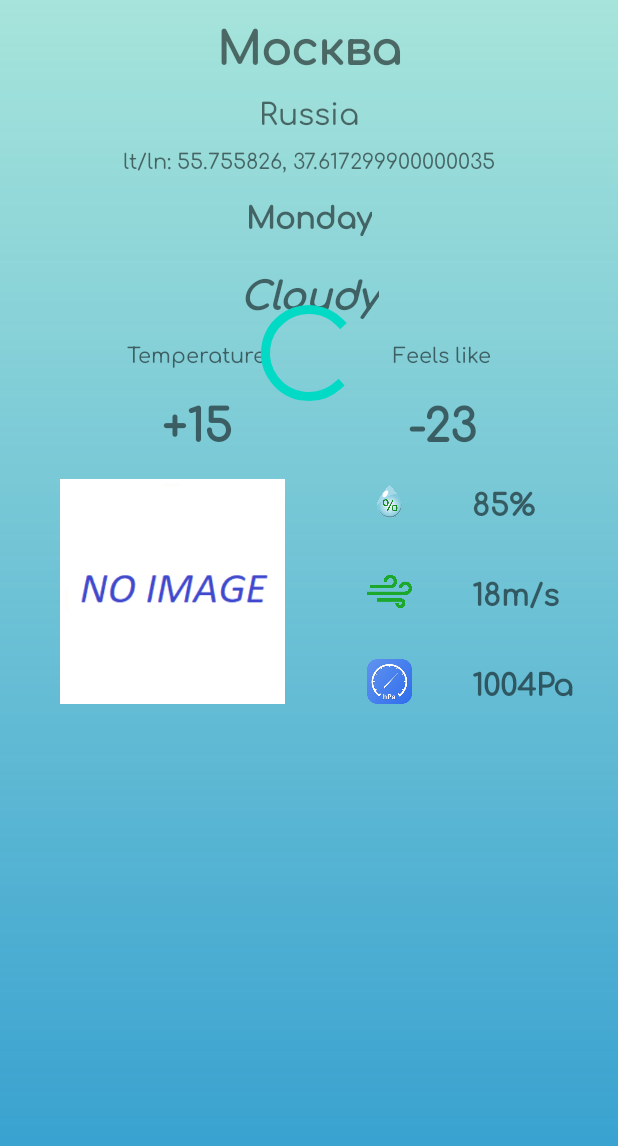
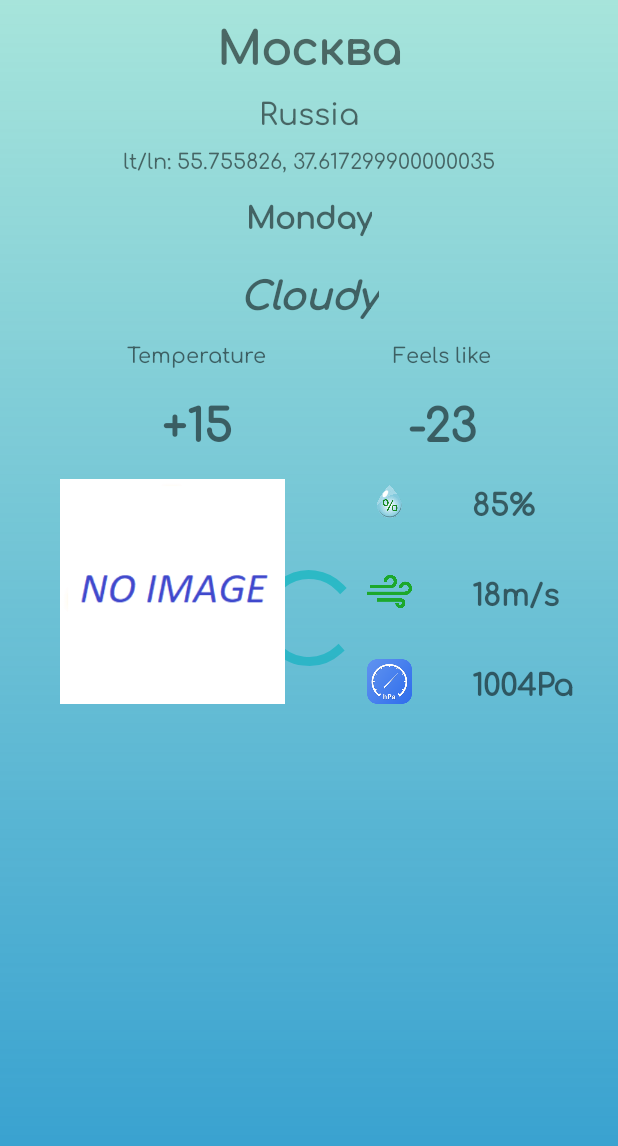
Before and after one commit to vk-andrei/Kotlin_GB, an Android app: the layout fragment_weather_details.xml on its own in the app's theme, with its tools: preview values and no code run, on a phone screen of 412 x 824 dp. Shown: the top 1146 px of the screen. Run offline under Robolectric (Android 15) with nearby library versions, the light colour scheme and no system bars.

Commit message:
lesson 6. Removed all comments. Deleted imports.

```diff
--- a/app/src/main/java/com/example/kotlin_gb/model/WeatherCondition.kt
+++ b/app/src/main/java/com/example/kotlin_gb/model/WeatherCondition.kt
@@ -22,10 +22,6 @@
     THUNDERSTORM("thunderstorm"),
     THUNDERSTORM_WITH_RAIN("thunderstorm-with-rain"),
     THUNDERSTORM_WITH_HAIL("thunderstorm-with-hail"),
-    //NIGHT("night"),
-    //MORNING("morning"),
-    //DAY("day"),
-    //EVENING("evening")
 }
 
 fun getWeatherIcon(condition: String) : Int {
--- a/app/src/main/java/com/example/kotlin_gb/service/DetailService.kt
+++ b/app/src/main/java/com/example/kotlin_gb/service/DetailService.kt
@@ -41,6 +41,7 @@
 
     private val broadcastIntent = Intent(DETAILS_INTENT_FILTER)
 
+    @Deprecated("Deprecated in Java")
     override fun onHandleIntent(intent: Intent?) {
         if (intent == null) {
             onEmptyIntent()
--- a/app/src/main/java/com/example/kotlin_gb/utils/Const.kt
+++ b/app/src/main/java/com/example/kotlin_gb/utils/Const.kt
@@ -1,7 +1,4 @@
 package com.example.kotlin_gb.utils
-
-import com.example.kotlin_gb.service.DetailService
-import com.google.gson.annotations.SerializedName
 
 class Const {
     companion object {
--- a/app/src/main/java/com/example/kotlin_gb/utils/MainBroadcastReceiver.kt
+++ b/app/src/main/java/com/example/kotlin_gb/utils/MainBroadcastReceiver.kt
@@ -4,7 +4,6 @@
 import android.content.Context
 import android.content.Intent
 import android.widget.Toast
-import java.lang.StringBuilder
 
 // (FOR TEST) -> add in manifest - CHANGING AIRPLANE MODE
 class MainBroadcastReceiver : BroadcastReceiver() {
--- a/app/src/main/res/layout/fragment_weather_details.xml
+++ b/app/src/main/res/layout/fragment_weather_details.xml
@@ -4,6 +4,24 @@
     xmlns:tools="http://schemas.android.com/tools"
     android:layout_width="match_parent"
     android:layout_height="match_parent">
+
+    <FrameLayout
+        android:id="@+id/fl_loadingLayout"
+        android:layout_width="match_parent"
+        android:layout_height="match_parent"
+        android:visibility="visible"
+        app:layout_constraintBottom_toBottomOf="parent"
+        app:layout_constraintEnd_toEndOf="parent"
+        app:layout_constraintStart_toStartOf="parent"
+        app:layout_constraintTop_toTopOf="parent">
+
+        <ProgressBar
+            style="?android:attr/progressBarStyleLarge"
+            android:layout_width="wrap_content"
+            android:layout_height="wrap_content"
+            android:layout_gravity="center"
+            android:visibility="visible" />
+    </FrameLayout>
 
     <androidx.appcompat.widget.AppCompatImageView
         android:layout_width="match_parent"
@@ -195,23 +213,7 @@
                 app:layout_constraintTop_toTopOf="@+id/image_iconPressure"
                 tools:text="1004Pa" />
 
-            <FrameLayout
-                android:id="@+id/fl_loadingLayout"
-                android:layout_width="match_parent"
-                android:layout_height="match_parent"
-                android:visibility="visible"
-                app:layout_constraintBottom_toBottomOf="parent"
-                app:layout_constraintEnd_toEndOf="parent"
-                app:layout_constraintStart_toStartOf="parent"
-                app:layout_constraintTop_toTopOf="parent">
 
-                <ProgressBar
-                    style="?android:attr/progressBarStyleLarge"
-                    android:layout_width="wrap_content"
-                    android:layout_height="wrap_content"
-                    android:layout_gravity="center"
-                    android:visibility="visible" />
-            </FrameLayout>
 
         </androidx.constraintlayout.widget.ConstraintLayout>
 
```
Also changed, not shown: app/src/main/java/com/example/kotlin_gb/model/dto/FactDTO.kt (+0 -15 lines), app/src/main/java/com/example/kotlin_gb/model/dto/WeatherDTO.kt (+0 -7 lines), app/src/main/java/com/example/kotlin_gb/view/details/WeatherDetailsFragment.kt (+26 -58 lines).
